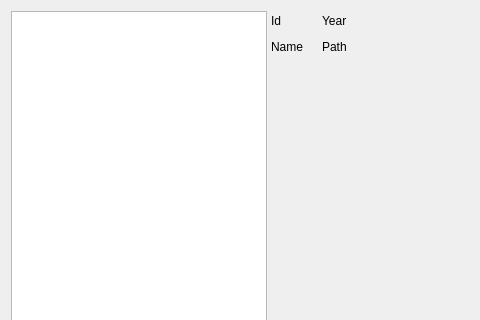
First picture: the form in src/gui/widgets/audio/ui/audiomanager.ui, repository Vin985/ecosongs, before the edit; both pictures show x 0 to 480 and y 0 to 320 of the 984 by 682 pixel window.
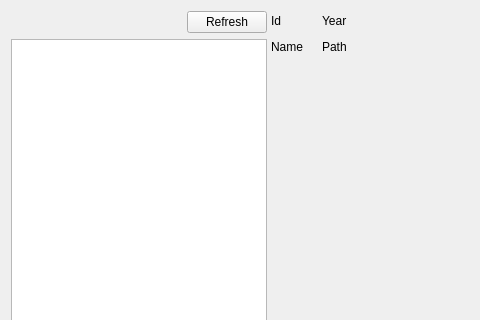
Second picture: the form after the edit. Icons and pictures are not drawn. Custom widgets are drawn as their Qt base class.

Commit message: tree refresh button detection evaluator action

Diff of the .ui file:
```diff
--- a/src/gui/widgets/audio/ui/audiomanager.ui
+++ b/src/gui/widgets/audio/ui/audiomanager.ui
@@ -21,6 +21,34 @@
      </property>
      <widget class="QWidget" name="verticalLayoutWidget">
       <layout class="QVBoxLayout" name="verticalLayout_6">
+       <item>
+        <layout class="QHBoxLayout" name="horizontalLayout_4">
+         <item>
+          <spacer name="horizontalSpacer_4">
+           <property name="orientation">
+            <enum>Qt::Horizontal</enum>
+           </property>
+           <property name="sizeHint" stdset="0">
+            <size>
+             <width>40</width>
+             <height>20</height>
+            </size>
+           </property>
+          </spacer>
+         </item>
+         <item>
+          <widget class="QPushButton" name="btn_refresh">
+           <property name="text">
+            <string>Refresh</string>
+           </property>
+           <property name="icon">
+            <iconset resource="../../../resources/ecosongs.qrc">
+             <normaloff>:/tango/refresh</normaloff>:/tango/refresh</iconset>
+           </property>
+          </widget>
+         </item>
+        </layout>
+       </item>
        <item>
         <widget class="QTreeView" name="tree_view">
          <property name="sizePolicy">
@@ -288,6 +316,12 @@
   </action>
  </widget>
  <customwidgets>
+  <customwidget>
+   <class>SongEventsOptions</class>
+   <extends>QWidget</extends>
+   <header>gui.widgets.options.song_events_options.h</header>
+   <container>1</container>
+  </customwidget>
   <customwidget>
    <class>QSoundPlayer</class>
    <extends>QWidget</extends>
@@ -312,12 +346,6 @@
    <header>pysoundplayer.gui.QSpectrogramOptions.h</header>
    <container>1</container>
   </customwidget>
-  <customwidget>
-   <class>SongEventsOptions</class>
-   <extends>QWidget</extends>
-   <header>gui.widgets.options.song_events_options.h</header>
-   <container>1</container>
-  </customwidget>
  </customwidgets>
  <resources/>
  <connections/>
```
Left out of the diff: 12 changed lines with no effect on the pictures. The commit also changes 1 other file.
